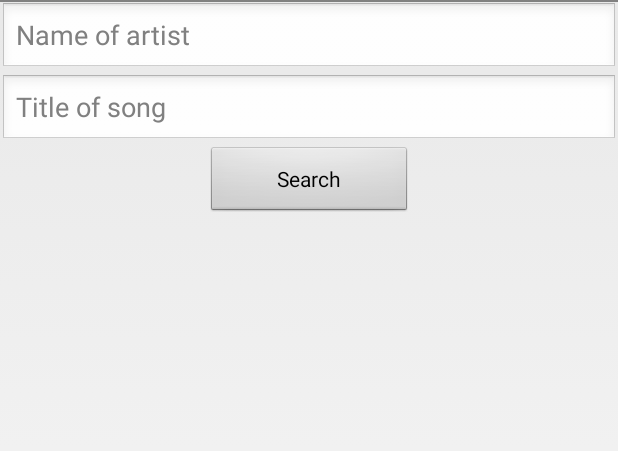
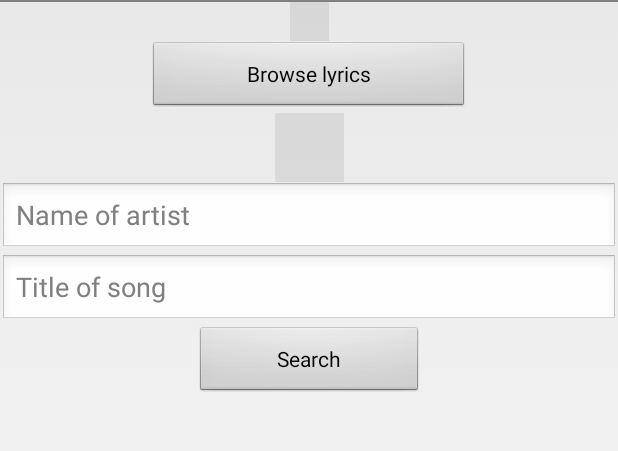
Before and after one commit to jacekmusial/LyricsFetcher, an Android app: the screen it shows after launch (MyActivity), on a phone screen of 412 x 824 dp, the part 36-487 px from its top. Run offline under Robolectric (Android 15) with nearby library versions, the phone set to English and light mode, and no system bars.

Commit message:
added button "Browse Lyrics" and still working on this

```diff
--- a/app/src/main/AndroidManifest.xml
+++ b/app/src/main/AndroidManifest.xml
@@ -1,7 +1,6 @@
 <?xml version="1.0" encoding="utf-8"?>
 <manifest xmlns:android="http://schemas.android.com/apk/res/android"
     package="al.musi.lyricsfetcher" >
-    <uses-permission android:name="android.permission.WRITE_EXTERNAL_STORAGE"></uses-permission>
     <uses-permission android:name="android.permission.INTERNET"></uses-permission>
     <uses-permission android:name="android.permission.ACCESS_NETWORK_STATE"></uses-permission>
     <uses-permission android:name="android.permission.READ_PHONE_STATE"></uses-permission>
--- a/app/src/main/java/al/musi/lyricsfetcher/HttpConnection.java
+++ b/app/src/main/java/al/musi/lyricsfetcher/HttpConnection.java
@@ -22,6 +22,8 @@ public class HttpConnection
         URL obj = null;
         HttpURLConnection con = null;
         int numTries = 0;
+        String ret = null;
+
         while (numTries < MAX_RETRIES) {
             if (numTries != 0) {
                 Log.d(":", "Retry n°" + numTries);
@@ -48,7 +50,7 @@ public class HttpConnection
                     response.append(inputLine);
                 }
                 in.close();
-                return response.toString();
+                ret = response.toString();
             } catch (IOException e) {
                 e.printStackTrace();
             } finally {
@@ -58,6 +60,6 @@ public class HttpConnection
             }
             numTries++;
         }
-        return "?";
+        return ret;
     }
 }
--- a/app/src/main/java/al/musi/lyricsfetcher/MyActivity.java
+++ b/app/src/main/java/al/musi/lyricsfetcher/MyActivity.java
@@ -17,6 +17,7 @@ import android.widget.Toast;
 public class MyActivity extends Activity {
 
     private Button myButton;
+    private Button browserButon;
     private EditText editTextArtist;
     private EditText editTextTitle;
     private TextView textView;
@@ -66,7 +67,11 @@ public class MyActivity extends Activity {
         editTextArtist = (EditText) findViewById(R.id.editTextArtist);
         editTextTitle = (EditText) findViewById(R.id.editTextTitle);
 
-        //Watch for button clicks.
+        //Watch for button 'browse lyrics' clicks.
+        browserButon = (Button) findViewById(R.id.browseButton);
+        //browserButon.setOnClickListener();
+
+        //Watch for button `search` clicks.
         myButton = (Button) findViewById(R.id.button);
         myButton.setOnClickListener(new View.OnClickListener() {
             @Override
--- a/app/src/main/res/layout/activity_main.xml
+++ b/app/src/main/res/layout/activity_main.xml
@@ -1,7 +1,30 @@
 <?xml version="1.0" encoding="utf-8"?>
 <LinearLayout xmlns:android="http://schemas.android.com/apk/res/android"
     android:orientation="vertical" android:layout_width="match_parent"
-    android:layout_height="match_parent">
+    android:layout_height="match_parent"
+    android:weightSum="1">
+
+    <ImageView
+        android:layout_gravity="center_horizontal"
+        android:layout_height="26dp"
+        android:layout_width="5796dp"
+        android:src="@android:drawable/divider_horizontal_bright"
+        android:contentDescription="@string/Horizontaline" />
+
+    <Button
+        android:layout_width="214dp"
+        android:layout_height="wrap_content"
+        android:marginTop="35dp"
+        android:text="@string/Browse"
+        android:layout_gravity="center_horizontal"
+        android:id="@+id/browseButton" />
+
+    <ImageView
+        android:layout_gravity="center_horizontal"
+        android:layout_height="46dp"
+        android:layout_width="5796dp"
+        android:src="@android:drawable/divider_horizontal_bright"
+        android:contentDescription="@string/Horizontaline" />
 
     <EditText
         android:layout_width="match_parent"
@@ -18,7 +41,7 @@
         android:hint="@string/title"/>
 
     <Button
-        android:layout_width="137dp"
+        android:layout_width="152dp"
         android:layout_height="wrap_content"
         android:text="@string/button"
         android:id="@+id/button"
@@ -27,12 +50,12 @@
     <ScrollView
         android:layout_width="match_parent"
         android:layout_height="match_parent"
-        android:id="@+id/scrollView"
-        android:layout_gravity="center_horizontal" >
+        android:id="@+id/scrollView">
         <TextView
             android:id="@+id/textViewLyrics"
             android:layout_width="match_parent"
-            android:layout_height="match_parent" />
+            android:layout_height="wrap_content"
+            android:layout_gravity="center"/>
     </ScrollView>
 
 </LinearLayout>
--- a/app/src/main/res/values/strings.xml
+++ b/app/src/main/res/values/strings.xml
@@ -12,4 +12,6 @@
     <string name="now_playing">Now playing</string>
     <string name="wipe_lyrics">Wipe</string>
     <string name="service_start">Searching for lyrics..</string>
+    <string name="Browse">Browse lyrics</string>
+    <string name="Horizontaline">horizontaline</string>
 </resources>
```
Also changed, not shown: app/src/main/java/al/musi/lyricsfetcher/AZLyricsBrowser.java (added, +14 -0 lines), app/src/main/java/al/musi/lyricsfetcher/AZLyricsProvider.java (+12 -4 lines), app/src/main/res/layout/browse_activity.xml (added, +10 -0 lines), 1 other file.
